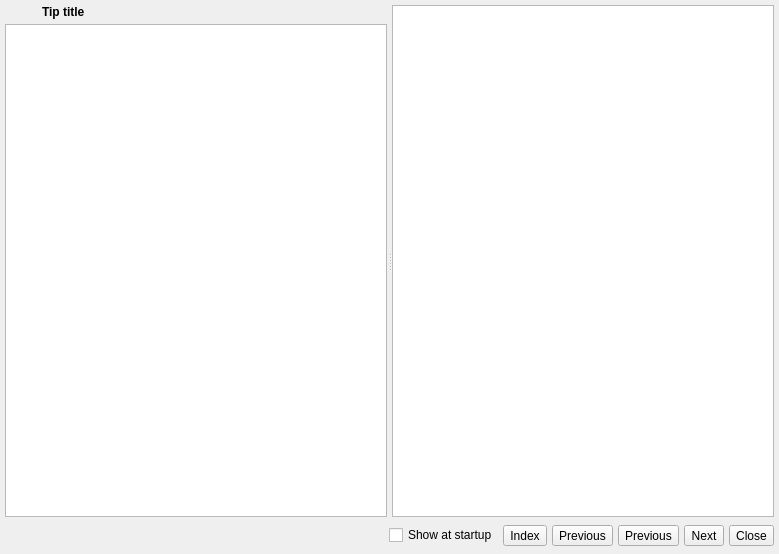
Qt form libs/libgui/ui/tipofdayform.ui (pgmodeler/pgmodeler) before a commit.
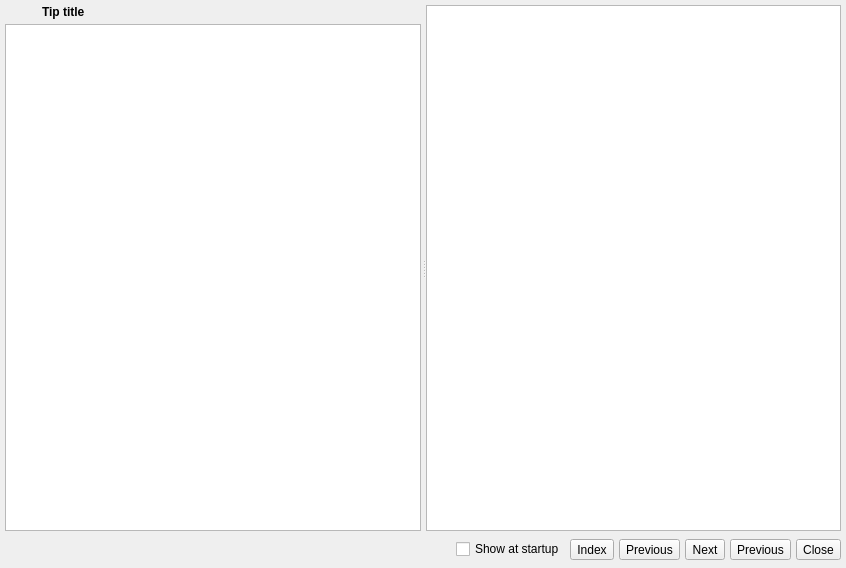
The same form after that commit. Icons and pictures are not drawn.

Commit message: TipOfDayForm is now fully functional

```diff
--- a/libs/libgui/ui/tipofdayform.ui
+++ b/libs/libgui/ui/tipofdayform.ui
@@ -6,8 +6,8 @@
    <rect>
     <x>0</x>
     <y>0</y>
-    <width>779</width>
-    <height>554</height>
+    <width>846</width>
+    <height>568</height>
    </rect>
   </property>
   <property name="windowTitle">
@@ -230,44 +230,6 @@
        </property>
       </widget>
      </item>
-     <item>
-      <widget class="QToolButton" name="random_tb">
-       <property name="sizePolicy">
-        <sizepolicy hsizetype="Fixed" vsizetype="Fixed">
-         <horstretch>0</horstretch>
-         <verstretch>0</verstretch>
-        </sizepolicy>
-       </property>
-       <property name="maximumSize">
-        <size>
-         <width>16777215</width>
-         <height>16777215</height>
-        </size>
-       </property>
-       <property name="text">
-        <string>Previous</string>
-       </property>
-       <property name="icon">
-        <iconset resource="../res/resources.qrc">
-         <normaloff>:/icons/icons/random.png</normaloff>:/icons/icons/random.png</iconset>
-       </property>
-       <property name="iconSize">
-        <size>
-         <width>28</width>
-         <height>28</height>
-        </size>
-       </property>
-       <property name="checkable">
-        <bool>true</bool>
-       </property>
-       <property name="checked">
-        <bool>false</bool>
-       </property>
-       <property name="toolButtonStyle">
-        <enum>Qt::ToolButtonStyle::ToolButtonIconOnly</enum>
-       </property>
-      </widget>
-     </item>
      <item>
       <widget class="QToolButton" name="previous_tb">
        <property name="sizePolicy">
@@ -332,6 +294,44 @@
        </property>
       </widget>
      </item>
+     <item>
+      <widget class="QToolButton" name="random_tb">
+       <property name="sizePolicy">
+        <sizepolicy hsizetype="Fixed" vsizetype="Fixed">
+         <horstretch>0</horstretch>
+         <verstretch>0</verstretch>
+        </sizepolicy>
+       </property>
+       <property name="maximumSize">
+        <size>
+         <width>16777215</width>
+         <height>16777215</height>
+        </size>
+       </property>
+       <property name="text">
+        <string>Previous</string>
+       </property>
+       <property name="icon">
+        <iconset resource="../res/resources.qrc">
+         <normaloff>:/icons/icons/random.png</normaloff>:/icons/icons/random.png</iconset>
+       </property>
+       <property name="iconSize">
+        <size>
+         <width>28</width>
+         <height>28</height>
+        </size>
+       </property>
+       <property name="checkable">
+        <bool>false</bool>
+       </property>
+       <property name="checked">
+        <bool>false</bool>
+       </property>
+       <property name="toolButtonStyle">
+        <enum>Qt::ToolButtonStyle::ToolButtonIconOnly</enum>
+       </property>
+      </widget>
+     </item>
      <item>
       <widget class="QToolButton" name="close_tb">
        <property name="sizePolicy">
```
The commit also changes 2 other files.
